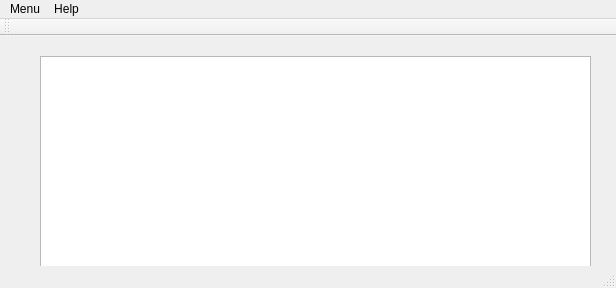
The window that mainwindow.ui (dmitrysl/qt-mclaut-notifier) describes before a commit, drawn with Qt 5.
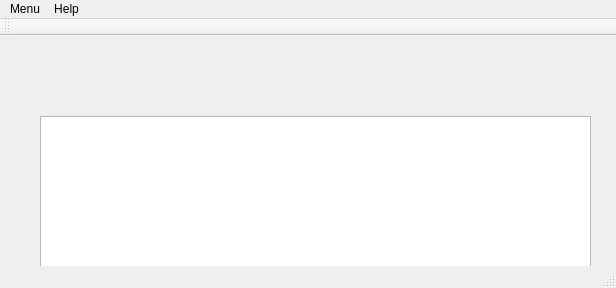
The same window after the commit.

Patch:
```diff
--- a/mainwindow.ui
+++ b/mainwindow.ui
@@ -18,12 +18,61 @@
     <property name="geometry">
      <rect>
       <x>40</x>
-      <y>20</y>
+      <y>80</y>
       <width>551</width>
-      <height>211</height>
+      <height>151</height>
      </rect>
     </property>
    </widget>
+   <widget class="QWidget" name="">
+    <property name="geometry">
+     <rect>
+      <x>40</x>
+      <y>30</y>
+      <width>365</width>
+      <height>22</height>
+     </rect>
+    </property>
+    <layout class="QHBoxLayout" name="horizontalLayout">
+     <item>
+      <widget class="QLabel" name="label">
+       <property name="text">
+        <string>Login:</string>
+       </property>
+      </widget>
+     </item>
+     <item>
+      <widget class="QLineEdit" name="loginField"/>
+     </item>
+     <item>
+      <spacer name="horizontalSpacer">
+       <property name="orientation">
+        <enum>Qt::Horizontal</enum>
+       </property>
+       <property name="sizeHint" stdset="0">
+        <size>
+         <width>40</width>
+         <height>20</height>
+        </size>
+       </property>
+      </spacer>
+     </item>
+     <item>
+      <widget class="QLabel" name="label_2">
+       <property name="text">
+        <string>Password:</string>
+       </property>
+      </widget>
+     </item>
+     <item>
+      <widget class="QLineEdit" name="passwordField">
+       <property name="echoMode">
+        <enum>QLineEdit::Password</enum>
+       </property>
+      </widget>
+     </item>
+    </layout>
+   </widget>
   </widget>
   <widget class="QMenuBar" name="menuBar">
    <property name="geometry">
```
Left out of the diff: 2 changed lines with no effect on the pictures.
